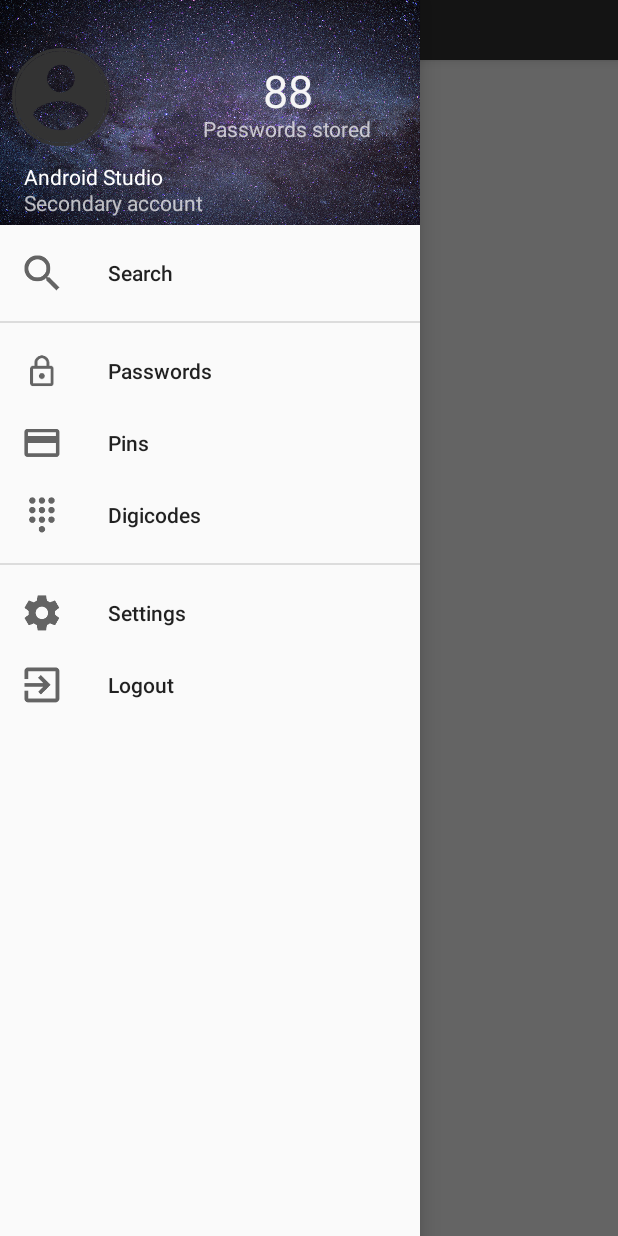
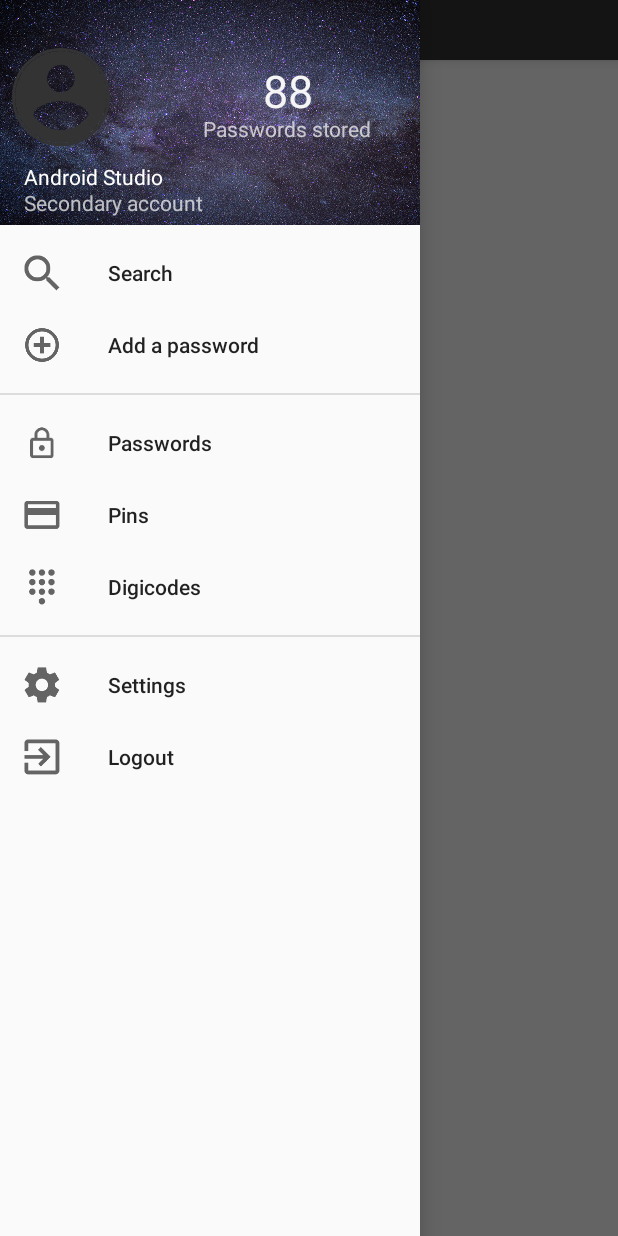
Before and after one commit to Oxmose/PassLock, an Android app: the MainActivity screen opened directly, with no data from a screen before it, with the side drawer open, on a phone screen of 412 x 824 dp. Run offline under Robolectric (Android 15) with nearby library versions, the phone set to English and light mode, and no system bars; our stand-ins replace Room's generated code; libraries missing offline, so code that uses them is left out: com.mikhaellopez.circularimageview; plain views replace CircularImageView; 10 statements that could not run were skipped.

Commit message:
Moved files

```diff
--- a/app/src/main/AndroidManifest.xml
+++ b/app/src/main/AndroidManifest.xml
@@ -9,7 +9,7 @@
     <uses-permission android:name="android.permission.USE_FINGERPRINT" />
 
     <application
-        android:name=".ApplicationContextProvider"
+        android:name=".tools.ApplicationContextProvider"
         android:allowBackup="true"
         android:icon="@mipmap/ic_launcher"
         android:label="@string/app_name"
--- a/app/src/main/java/io/github/oxmose/passlock/CreateAccountActivity.java
+++ b/app/src/main/java/io/github/oxmose/passlock/CreateAccountActivity.java
@@ -23,6 +23,8 @@
 import java.io.InputStream;
 import java.util.Random;
 
+import io.github.oxmose.passlock.tools.FingerPrintAuthHelper;
+import io.github.oxmose.passlock.tools.Tools;
 import io.github.oxmose.passlock.database.DatabaseSingleton;
 import io.github.oxmose.passlock.database.User;
 
--- a/app/src/main/java/io/github/oxmose/passlock/MainActivity.java
+++ b/app/src/main/java/io/github/oxmose/passlock/MainActivity.java
@@ -20,6 +20,7 @@
 
 import java.io.File;
 
+import io.github.oxmose.passlock.data.Session;
 import io.github.oxmose.passlock.database.DatabaseSingleton;
 import io.github.oxmose.passlock.database.User;
 
@@ -158,6 +159,8 @@
 
         if (id == R.id.nav_search) {
             // Handle the camera action
+        } else if (id == R.id.nav_add) {
+            // Handle the camera action
         } else if (id == R.id.nav_passwords) {
 
         } else if (id == R.id.nav_pins) {
--- a/app/src/main/java/io/github/oxmose/passlock/Session.java
+++ b/app/src/main/java/io/github/oxmose/passlock/data/Session.java
@@ -1,13 +1,13 @@
-package io.github.oxmose.passlock;
+package io.github.oxmose.passlock.data;
 
 import io.github.oxmose.passlock.database.User;
 
-class Session {
+public class Session {
     private static final Session instance = new Session();
 
     private User currentUser;
 
-    static Session getInstance() {
+    static public Session getInstance() {
         return instance;
     }
 
--- a/app/src/main/java/io/github/oxmose/passlock/Settings.java
+++ b/app/src/main/java/io/github/oxmose/passlock/data/Settings.java
@@ -1,7 +1,9 @@
-package io.github.oxmose.passlock;
+package io.github.oxmose.passlock.data;
 
 import android.content.Context;
 import android.content.SharedPreferences;
+
+import io.github.oxmose.passlock.tools.ApplicationContextProvider;
 
 public class Settings {
 
--- a/app/src/main/java/io/github/oxmose/passlock/database/DatabaseSingleton.java
+++ b/app/src/main/java/io/github/oxmose/passlock/database/DatabaseSingleton.java
@@ -5,7 +5,7 @@
 
 import java.util.concurrent.ExecutionException;
 
-import io.github.oxmose.passlock.ApplicationContextProvider;
+import io.github.oxmose.passlock.tools.ApplicationContextProvider;
 
 public class DatabaseSingleton {
     private static final DatabaseSingleton instance = new DatabaseSingleton();
--- a/app/src/main/java/io/github/oxmose/passlock/ApplicationContextProvider.java
+++ b/app/src/main/java/io/github/oxmose/passlock/tools/ApplicationContextProvider.java
@@ -1,4 +1,4 @@
-package io.github.oxmose.passlock;
+package io.github.oxmose.passlock.tools;
 
 import android.app.Application;
 import android.content.Context;
--- a/app/src/main/java/io/github/oxmose/passlock/FingerPrintAuthHelper.java
+++ b/app/src/main/java/io/github/oxmose/passlock/tools/FingerPrintAuthHelper.java
@@ -1,4 +1,4 @@
-package io.github.oxmose.passlock;
+package io.github.oxmose.passlock.tools;
 
 import android.Manifest;
 import android.annotation.TargetApi;
@@ -37,6 +37,8 @@
 import javax.crypto.KeyGenerator;
 import javax.crypto.NoSuchPaddingException;
 import javax.crypto.spec.IvParameterSpec;
+
+import io.github.oxmose.passlock.R;
 
 import static android.content.Context.FINGERPRINT_SERVICE;
 import static android.content.Context.KEYGUARD_SERVICE;
--- a/app/src/main/java/io/github/oxmose/passlock/Tools.java
+++ b/app/src/main/java/io/github/oxmose/passlock/tools/Tools.java
@@ -1,4 +1,4 @@
-package io.github.oxmose.passlock;
+package io.github.oxmose.passlock.tools;
 
 import java.security.MessageDigest;
 import java.security.NoSuchAlgorithmException;
--- a/app/src/main/res/menu/activity_main_drawer.xml
+++ b/app/src/main/res/menu/activity_main_drawer.xml
@@ -8,6 +8,10 @@
             android:id="@+id/nav_search"
             android:icon="@drawable/ic_search"
             android:title="Search" />
+        <item
+            android:id="@+id/nav_add"
+            android:icon="@drawable/ic_add_circle_outline"
+            android:title="Add a password" />
     </group>
 
     <group android:checkableBehavior="none" android:id="@+id/menu_middle">
```
Also changed, not shown: app/src/main/java/io/github/oxmose/passlock/LoginActivity.java (+13 -1 lines), app/src/main/res/layout/search_fragment.xml (added, +18 -0 lines), app/src/main/res/drawable-hdpi/ic_add_circle_outline.png (added), app/src/main/res/drawable-mdpi/ic_add_circle_outline.png (added), app/src/main/res/drawable-xhdpi/ic_add_circle_outline.png (added), app/src/main/res/drawable-xxhdpi/ic_add_circle_outline.png (added), app/src/main/res/drawable-xxxhdpi/ic_add_circle_outline.png (added).
